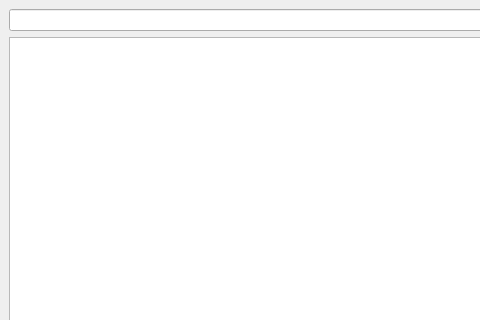
Old version of the form src/ui/ui/main.ui in the repository PinteLaurentiu/RaulTest; both pictures show x 0 to 480 and y 0 to 320 of the 800 by 600 pixel window.
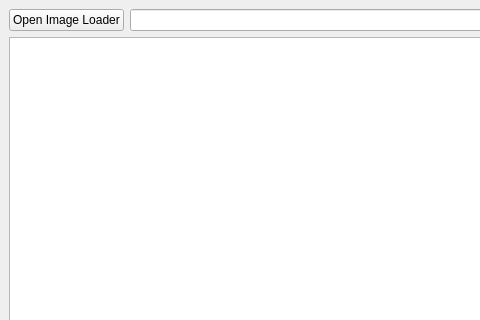
New version of the form.

What changed in the file:
```diff
--- a/src/ui/ui/main.ui
+++ b/src/ui/ui/main.ui
@@ -53,6 +53,13 @@
    <layout class="QVBoxLayout" name="verticalLayout_2">
     <item>
      <layout class="QHBoxLayout" name="horizontalLayout_2">
+      <item>
+       <widget class="QPushButton" name="openImageLoaderButton">
+        <property name="text">
+         <string>Open Image Loader</string>
+        </property>
+       </widget>
+      </item>
       <item>
        <widget class="QLineEdit" name="pathText"/>
       </item>
```
